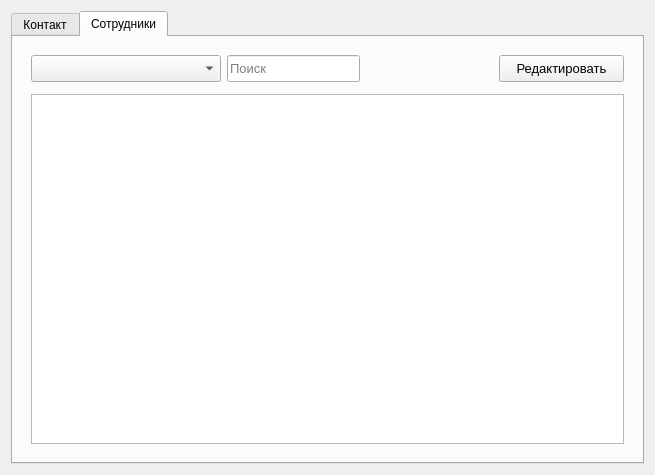
The window that EditOrgContactDialog.ui (okostynchuk/Outcall) describes before a commit, drawn with Qt 5.
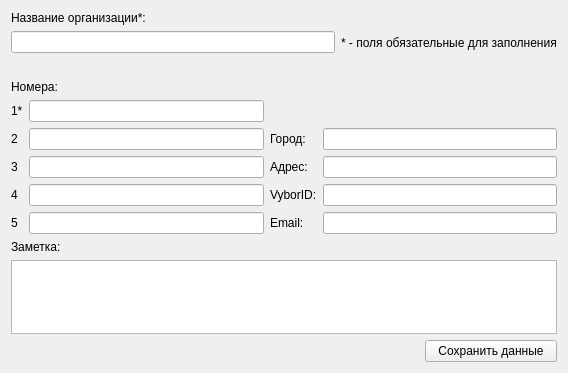
The same window after the commit. The open tabs and pages were chosen to show the change. Icons and pictures are not drawn.

What changed in the file:
```diff
--- a/EditOrgContactDialog.ui
+++ b/EditOrgContactDialog.ui
@@ -6,8 +6,8 @@
    <rect>
     <x>0</x>
     <y>0</y>
-    <width>655</width>
-    <height>475</height>
+    <width>568</width>
+    <height>373</height>
    </rect>
   </property>
   <property name="windowTitle">
@@ -17,20 +17,10 @@
    <iconset resource="images.qrc">
     <normaloff>:/images/outcall-logo.png</normaloff>:/images/outcall-logo.png</iconset>
   </property>
-  <layout class="QGridLayout" name="gridLayout_5">
-   <item row="0" column="0">
-    <widget class="QTabWidget" name="tabWidget">
-     <property name="currentIndex">
-      <number>0</number>
-     </property>
-     <widget class="QWidget" name="tab_5">
-      <attribute name="title">
-       <string>Контакт</string>
-      </attribute>
       <layout class="QGridLayout" name="gridLayout_6">
        <item row="0" column="0">
-        <layout class="QVBoxLayout" name="verticalLayout">
-         <item>
+    <layout class="QGridLayout" name="gridLayout_5">
+     <item row="0" column="0">
           <layout class="QGridLayout" name="gridLayout_3">
            <item row="0" column="0">
             <layout class="QGridLayout" name="gridLayout_2">
@@ -72,7 +62,7 @@
            </item>
           </layout>
          </item>
-         <item>
+     <item row="1" column="0">
           <layout class="QGridLayout" name="gridLayout">
            <item row="1" column="2" colspan="2">
             <widget class="QLabel" name="label_14">
@@ -216,7 +206,7 @@
            </item>
           </layout>
          </item>
-         <item>
+     <item row="2" column="0">
           <layout class="QGridLayout" name="gridLayout_4">
            <item row="2" column="0" colspan="2">
             <widget class="QLabel" name="label_16">
@@ -252,150 +242,6 @@
           </layout>
          </item>
         </layout>
-       </item>
-      </layout>
-     </widget>
-     <widget class="QWidget" name="tab_6">
-      <attribute name="title">
-       <string>Сотрудники</string>
-      </attribute>
-      <layout class="QGridLayout" name="gridLayout_7">
-       <item row="0" column="0">
-        <widget class="QWidget" name="widget" native="true">
-         <layout class="QVBoxLayout" name="verticalLayout_2">
-          <item>
-           <layout class="QGridLayout" name="gridLayout_8">
-            <property name="bottomMargin">
-             <number>6</number>
-            </property>
-            <item row="0" column="0">
-             <widget class="QComboBox" name="comboBox">
-              <property name="minimumSize">
-               <size>
-                <width>190</width>
-                <height>27</height>
-               </size>
-              </property>
-              <property name="font">
-               <font>
-                <pointsize>10</pointsize>
-               </font>
-              </property>
-              <property name="focusPolicy">
-               <enum>Qt::WheelFocus</enum>
-              </property>
-              <property name="acceptDrops">
-               <bool>false</bool>
-              </property>
-              <property name="toolTip">
-               <string>Выберите столбец поиска</string>
-              </property>
-              <property name="whatsThis">
-               <string>Выберите столбец поиска</string>
-              </property>
-              <property name="autoFillBackground">
-               <bool>false</bool>
-              </property>
-              <property name="inputMethodHints">
-               <set>Qt::ImhNone</set>
-              </property>
-             </widget>
-            </item>
-            <item row="0" column="1">
-             <layout class="QHBoxLayout" name="horizontalLayout">
-              <item>
-               <widget class="QLineEdit" name="lineEdit">
-                <property name="minimumSize">
-                 <size>
-                  <width>0</width>
-                  <height>27</height>
-                 </size>
-                </property>
-                <property name="maximumSize">
-                 <size>
-                  <width>230</width>
-                  <height>16777215</height>
-                 </size>
-                </property>
-                <property name="font">
-                 <font>
-                  <pointsize>10</pointsize>
-                 </font>
-                </property>
-                <property name="cursor">
-                 <cursorShape>IBeamCursor</cursorShape>
-                </property>
-                <property name="focusPolicy">
-                 <enum>Qt::ClickFocus</enum>
-                </property>
-                <property name="toolTip">
-                 <string>Поиск по таблице</string>
-                </property>
-                <property name="whatsThis">
-                 <string>Поиск по таблице</string>
-                </property>
-                <property name="placeholderText">
-                 <string>Поиск</string>
-                </property>
-               </widget>
-              </item>
-              <item>
-               <spacer name="horizontalSpacer">
-                <property name="orientation">
-                 <enum>Qt::Horizontal</enum>
-                </property>
-                <property name="sizeHint" stdset="0">
-                 <size>
-                  <width>35</width>
-                  <height>20</height>
-                 </size>
-                </property>
-               </spacer>
-              </item>
-             </layout>
-            </item>
-            <item row="0" column="2">
-             <widget class="QPushButton" name="editButton">
-              <property name="minimumSize">
-               <size>
-                <width>125</width>
-                <height>27</height>
-               </size>
-              </property>
-              <property name="font">
-               <font>
-                <pointsize>10</pointsize>
-               </font>
-              </property>
-              <property name="focusPolicy">
-               <enum>Qt::NoFocus</enum>
-              </property>
-              <property name="text">
-               <string>Редактировать</string>
-              </property>
-             </widget>
-            </item>
-           </layout>
-          </item>
-          <item>
-           <widget class="QTableView" name="tableView">
-            <property name="focusPolicy">
-             <enum>Qt::NoFocus</enum>
-            </property>
-            <property name="styleSheet">
-             <string notr="true"/>
-            </property>
-            <property name="sortingEnabled">
-             <bool>false</bool>
-            </property>
-           </widget>
-          </item>
-         </layout>
-        </widget>
-       </item>
-      </layout>
-     </widget>
-    </widget>
    </item>
   </layout>
  </widget>
```
Lines whose indentation alone changed are shown as unchanged.
